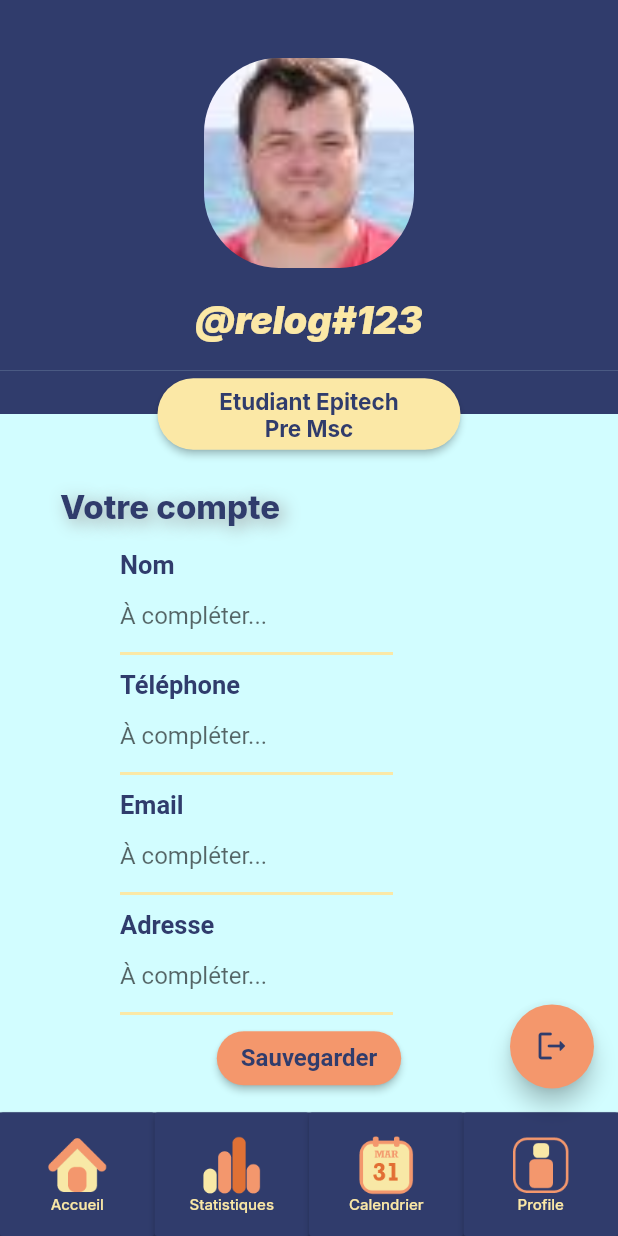
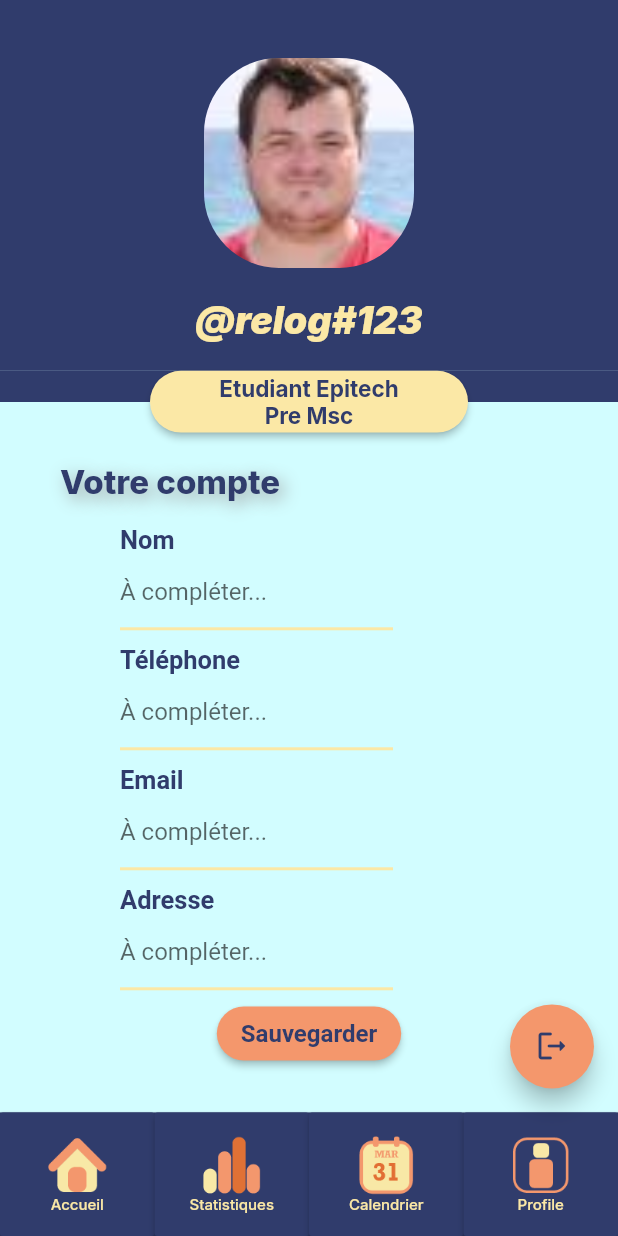
Before and after one commit to Necrelox/AR-U-Here, a Flutter app: the Profile screen opened directly, on a phone screen of 412 x 824 dp. Run offline on Flutter 3.47's test engine with Material 2 defaults, Android fonts, the phone set to English and light mode, and no system bars; our stand-ins replace datetime_picker_formfield, file_picker, font_awesome_flutter, google_fonts, table_calendar.

Commit message:
Modify front

```diff
--- a/App/lib/dashboard/profile.dart
+++ b/App/lib/dashboard/profile.dart
@@ -138,12 +138,12 @@
             ),
             Container(
               width: double.infinity,
-              height: MediaQuery.of(context).size.height * 0.07,
+              height: MediaQuery.of(context).size.height * 0.05,
               padding: const EdgeInsets.fromLTRB(100, 0, 100, 0),
               decoration: BoxDecoration(
                   border: Border.all(
                     color: Colors.transparent,
-                    width: 5,
+                    width: 0,
                   ),
                   gradient: const LinearGradient(
                       begin: Alignment.topCenter,
```
